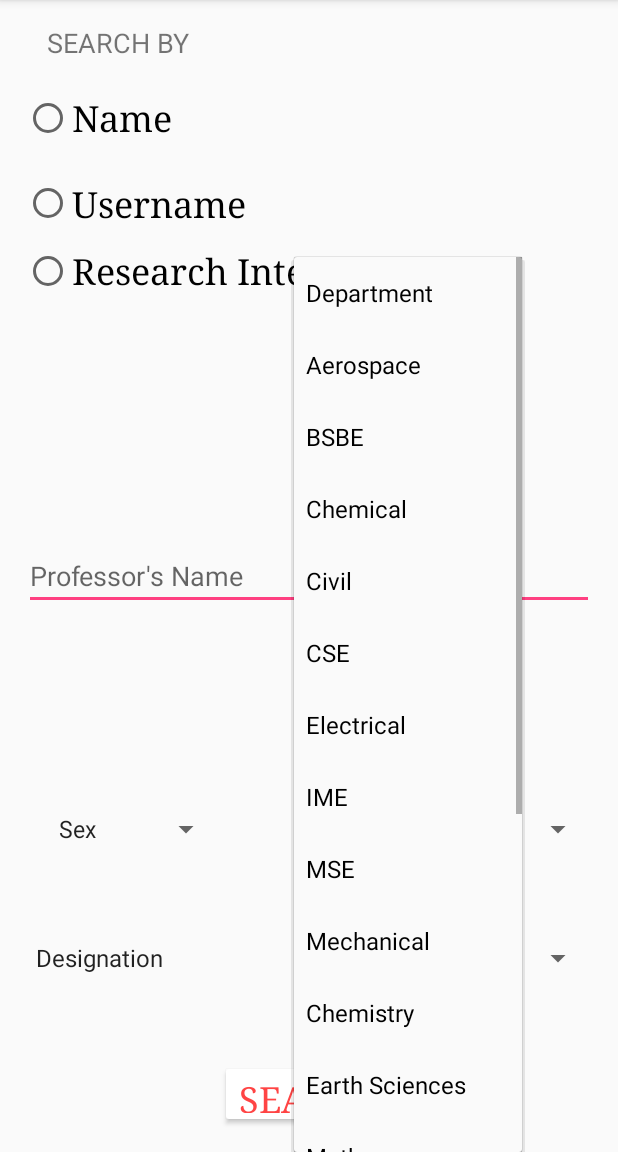
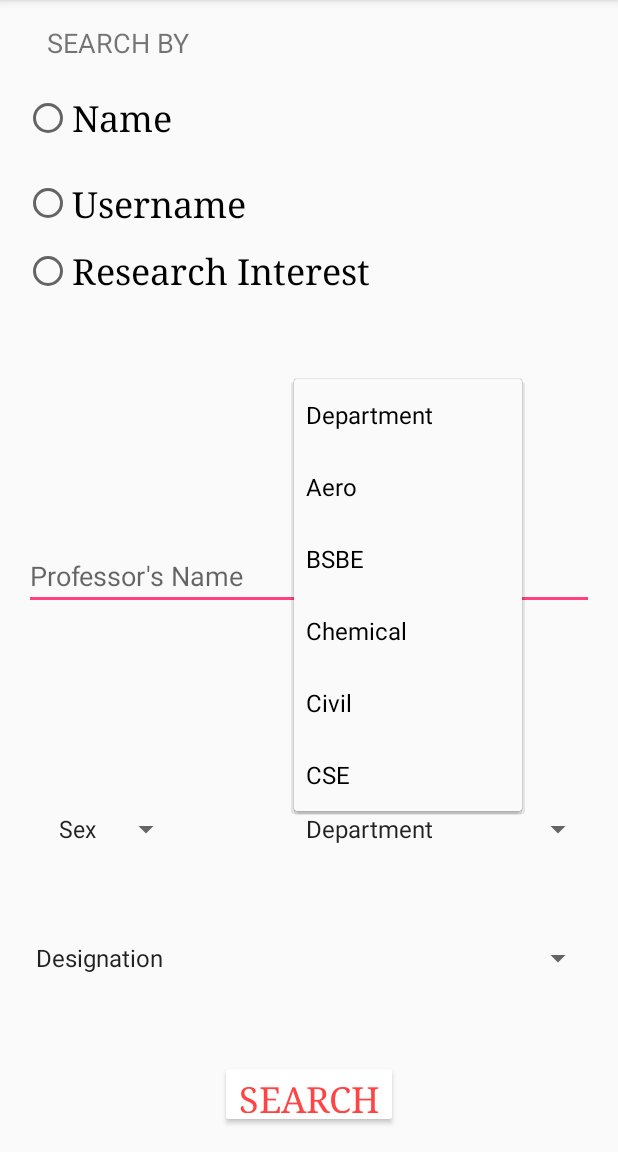
Before and after one commit to mrinaald/GoogleDevFest16, an Android app: the screen it shows after launch (MainActivity), after a tap on "Department", on a phone screen of 412 x 824 dp, the part 84-1236 px from its top. Run offline under Robolectric (Android 15) with nearby library versions, the phone set to English and light mode, and no system bars.

Commit message:
random commit

```diff
--- a/FacultySearchIITK/app/src/main/res/values/strings.xml
+++ b/FacultySearchIITK/app/src/main/res/values/strings.xml
@@ -2,35 +2,35 @@
     <string name="app_name">Faculty Search IITK</string>
     <string-array name="dept">
         <item>Department</item>
-        <item>Aerospace</item>
+        <item>Aero</item>
         <item>BSBE</item>
         <item>Chemical</item>
         <item>Civil</item>
         <item>CSE</item>
-        <item>Electrical</item>
-        <item>IME</item>
-        <item>MSE</item>
-        <item>Mechanical</item>
-        <item>Chemistry</item>
-        <item>Earth Sciences</item>
-        <item>Maths</item>
-        <item>Physics</item>
-        <item>Economics</item>
-        <item>English</item>
-        <item>Fine Arts</item>
-        <item>Philosophy</item>
-        <item>Psychology</item>
-        <item>Sociology</item>
+        <!--<item>Electrical</item>-->
+        <!--<item>IME</item>-->
+        <!--<item>MSE</item>-->
+        <!--<item>Mechanical</item>-->
+        <!--<item>Chemistry</item>-->
+        <!--<item>Earth Sciences</item>-->
+        <!--<item>Maths</item>-->
+        <!--<item>Physics</item>-->
+        <!--<item>Economics</item>-->
+        <!--<item>English</item>-->
+        <!--<item>Fine Arts</item>-->
+        <!--<item>Philosophy</item>-->
+        <!--<item>Psychology</item>-->
+        <!--<item>Sociology</item>-->
     </string-array>
     <string-array name="designation">
         <item>Designation</item>
-        <item>Professor</item>
-        <item>Assosciate Prof.</item>
-        <item>Assistant Prof.</item>
+        <!--<item>Professor</item>-->
+        <!--<item>Assosciate Prof.</item>-->
+        <!--<item>Assistant Prof.</item>-->
     </string-array>
     <string-array name="gender">
         <item>Sex</item>
-        <item>Male</item>
-        <item>Female</item>
+        <!--<item>Male</item>-->
+        <!--<item>Female</item>-->
     </string-array>
 </resources>
```
Also changed, not shown: FacultySearchIITK/app/src/main/java/com/example/sandeep/facultysearchiitk/MainActivity.java (+31 -2 lines), FacultySearchIITK/app/src/main/java/com/example/sandeep/facultysearchiitk/second_activity.java (+17 -0 lines), FacultySearchIITK/app/src/main/res/layout/secondlayout.xml (+7 -0 lines).
